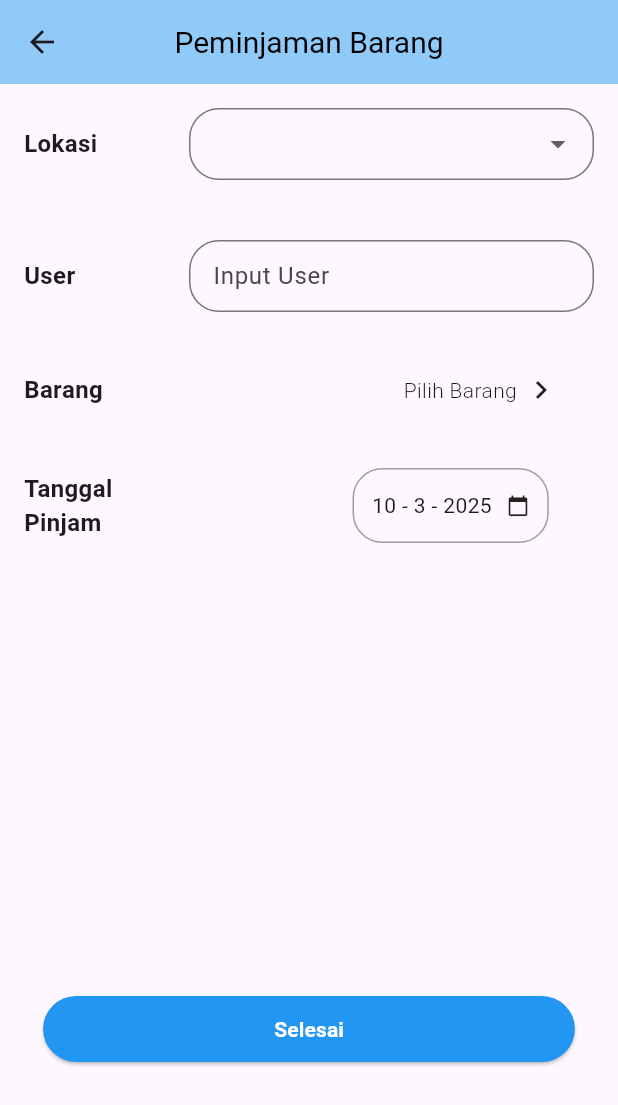
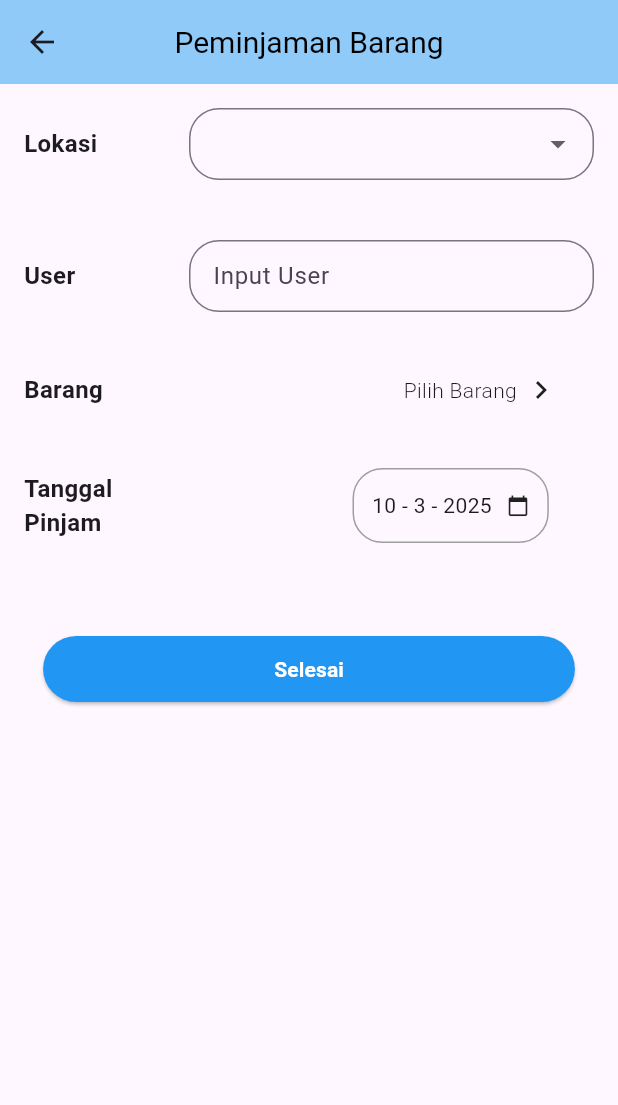
Before and after one commit to bagasrivan/BMKG-Inventory-App, a Flutter app: the AddPage screen opened directly, on a phone screen of 412 x 824 dp. Shown: the top 1105 px of the screen. Run offline on Flutter 3.47's test engine with Material 3 defaults, Android fonts, the phone set to English and light mode, and no system bars; missing offline and left inert: qr_code_scanner.

Commit message:
Selesai 10 Maret 2025

```diff
--- a/lib/view/addPage.dart
+++ b/lib/view/addPage.dart
@@ -179,7 +179,7 @@ class _AddState extends State<AddPage> {
               ],
             ),
             SizedBox(
-              height: 300,
+              height: 60,
             ),
             Row(
               mainAxisAlignment: MainAxisAlignment.center,
```
